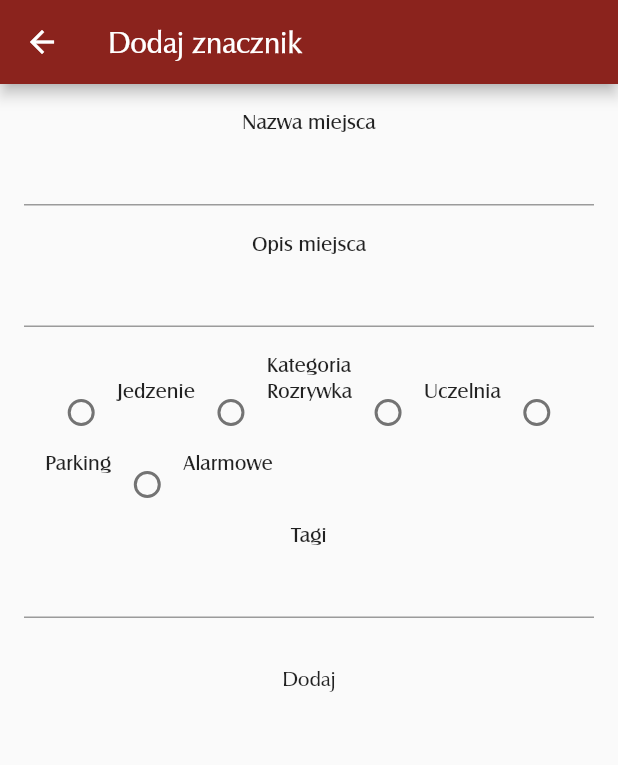
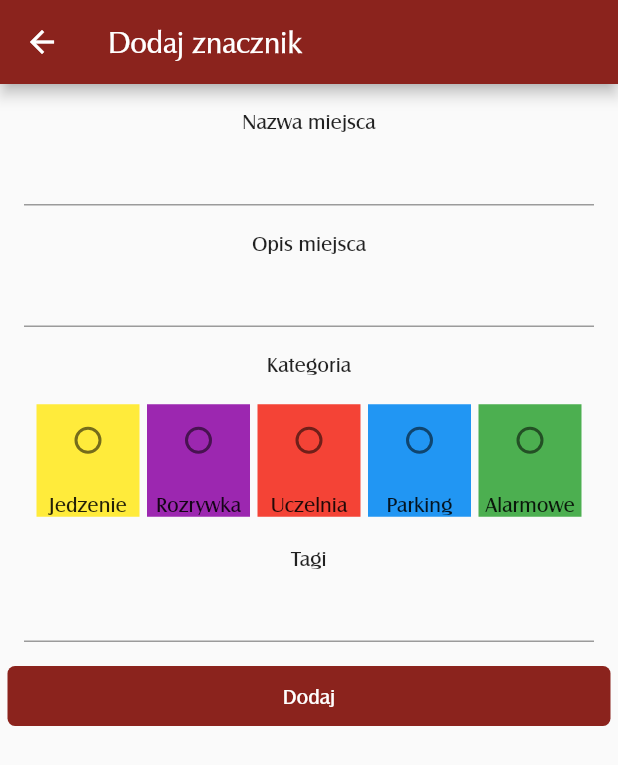
Before and after one commit to MrLord9000/KampUs, a Flutter app: the AddMarkerPage screen opened directly, on a phone screen of 412 x 824 dp. Shown: the top 765 px of the screen. Run offline on Flutter 3.47's test engine with Material 2 defaults, Android fonts, the phone set to English and light mode, and no system bars; our stand-ins replace flutter_secure_storage, geolocator, google_maps_flutter, sliding_up_panel; missing offline and left inert: mysql1, password_hash; accounts and stored records are empty.

Commit message:
Update add_marker.dart

```diff
--- a/kamp_us/lib/add_marker.dart
+++ b/kamp_us/lib/add_marker.dart
@@ -49,9 +49,9 @@ class _AddMarkerPageState extends State<AddMarkerPage> {
       appBar: AppBar(
         title: const Text("Dodaj znacznik"),
       ),
-      body: Column(
+      body: SingleChildScrollView(
+        child: Column(
           children: <Widget>[
-
             Container(
                 padding: EdgeInsets.all(16.0),
                 child: Column(
@@ -67,45 +67,103 @@ class _AddMarkerPageState extends State<AddMarkerPage> {
                     Text("Opis miejsca"),
                     TextField(
                       controller: _placeDescriptionController,
-                decoration: InputDecoration(fillColor: Theme.of(context).accentColor)
+                      decoration: InputDecoration(fillColor: Theme.of(context).accentColor),
+                      keyboardType: TextInputType.multiline,
+                      maxLines: null,
                     ),
                     Padding(padding: EdgeInsets.only(top: 16.0),),
                     Text("Kategoria"),
+                    Padding(padding: EdgeInsets.only(bottom: 16)),
                     Wrap(
                       direction: Axis.horizontal,
+                      children: <Widget>[
+                        Container(
+
+                            width: MediaQuery.of(context).size.width/6,
+                            margin: EdgeInsets.all(2.5),
+                            color: Colors.yellow,
+                            child: Column(
                               children: <Widget>[
                                 Radio(
                                   value: Category.Dining,
                                   groupValue: _categorySelected,
                                   onChanged: _onCategoryChanged,
                                 ),
+                                Padding(padding: EdgeInsets.only(bottom: 10)),
                                 Text("Jedzenie"),
+                              ],
+                            )
+                        ),
+                        Container(
+                            width: MediaQuery.of(context).size.width/6,
+                            margin: EdgeInsets.all(2.5),
+                            color: Colors.purple,
+                            child: Column(
+                              children: <Widget>[
                                 Radio(
                                   value: Category.Entertainment,
                                   groupValue: _categorySelected,
                                   onChanged: _onCategoryChanged,
                                 ),
+                                Padding(padding: EdgeInsets.only(bottom: 10)),
                                 Text("Rozrywka"),
+                              ],
+                            )
+                        ),
+                        Container(
+                            width: MediaQuery.of(context).size.width/6,
+                            margin: EdgeInsets.all(2.5),
+                            color: Colors.red,
+                            child: Column(
+                              children: <Widget>[
                                 Radio(
+
                                   value: Category.University,
                                   groupValue: _categorySelected,
                                   onChanged: _onCategoryChanged,
                                 ),
+                                Padding(padding: EdgeInsets.only(bottom: 10)),
                                 Text("Uczelnia"),
+                              ],
+                            )
+                        ),
+                        Container(
+                            width: MediaQuery.of(context).size.width/6,
+                            margin: EdgeInsets.all(2.5),
+                            color: Colors.blue,
+                            child: Column(
+                              children: <Widget>[
                                 Radio(
                                   value: Category.Parking,
                                   groupValue: _categorySelected,
                                   onChanged: _onCategoryChanged,
                                 ),
+                                Padding(padding: EdgeInsets.only(bottom: 10)),
                                 Text("Parking"),
+                              ],
+                            )
+                        ),
+                        Container(
+                            alignment: Alignment.center,
+                            width: MediaQuery.of(context).size.width/6,
+                            margin: EdgeInsets.all(2.5),
+                            color: Colors.green,
+                            child: Column(
+                              children: <Widget>[
                                 Radio(
                                   value: Category.Emergency,
                                   groupValue: _categorySelected,
                                   onChanged: _onCategoryChanged,
                                 ),
+                                Padding(padding: EdgeInsets.only(bottom: 10)),
                                 Text("Alarmowe"),
+
+                              ],
+                            )
+                        ),
                       ],
                     ),
+                    Padding(padding: EdgeInsets.only(bottom: 16)),
                     Text("Tagi"),
                     TextField(
                         controller: _tagController,
@@ -118,15 +176,30 @@ class _AddMarkerPageState extends State<AddMarkerPage> {
 
             Column(
               mainAxisAlignment: MainAxisAlignment.end,
+
               children: <Widget>[
-            FlatButton(
-              child: Text("Dodaj"),
-              onPressed: _sendMarkerToDatabase,
+                Container (
+                  height: 40,
+                  width:  MediaQuery.of(context).size.width-10,
+                  alignment: Alignment.center,
+                  child: Material (
+                    borderRadius: BorderRadius.all(Radius.circular(5)),
+
+                    color: Theme.of(context).primaryColor,
+                    child: InkWell(
+                      onTap: _sendMarkerToDatabase,
+                      child: Center(
+                        child: Text('Dodaj', style: TextStyle(color: Colors.white),),
+                      ),
+                    )
+                  ),
                 )
               ],
             )
 
           ],),
+      )
+
     );
 
   }
```
Lines whose indentation alone changed are shown as unchanged.
